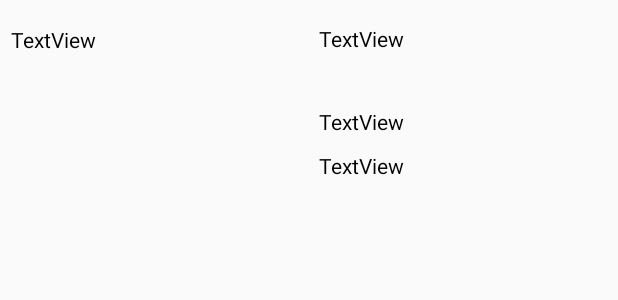
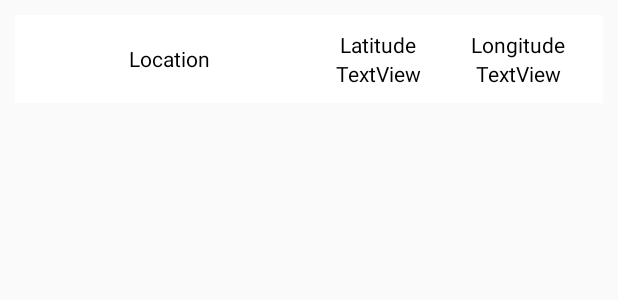
Before and after one commit to Tanvi-Goyal/Solar-Calculator, an Android app: the layout pin_model.xml on its own in the app's theme, with its tools: preview values and no code run, on a phone screen of 412 x 824 dp. Shown: the top 300 px of the screen. Run offline under Robolectric (Android 15) with nearby library versions, the phone set to English and light mode, and no system bars.

```diff
--- a/app/src/main/res/layout/activity_my_pins.xml
+++ b/app/src/main/res/layout/activity_my_pins.xml
@@ -9,6 +9,9 @@
     <android.support.v7.widget.RecyclerView
         android:layout_width="match_parent"
         android:layout_height="match_parent"
-        android:id="@+id/rv"></android.support.v7.widget.RecyclerView>
+        android:layout_margin="10dp"
+        android:id="@+id/rv">
+
+    </android.support.v7.widget.RecyclerView>
 
 </LinearLayout>
--- a/app/src/main/res/layout/pin_model.xml
+++ b/app/src/main/res/layout/pin_model.xml
@@ -1,53 +1,80 @@
 <?xml version="1.0" encoding="utf-8"?>
-<RelativeLayout
+<LinearLayout
     xmlns:android="http://schemas.android.com/apk/res/android"
     android:layout_width="match_parent"
-    android:layout_height="120dp">
+    android:layout_height="wrap_content"
+    android:layout_margin="10dp"
+    android:padding="10dp"
+    android:id="@+id/model"
+    android:background="@color/white"
+    android:weightSum="1">
 
 
     <TextView
-        android:id="@+id/id"
-        android:layout_width="71dp"
-        android:layout_height="53dp"
-        android:layout_alignParentStart="true"
-        android:layout_alignParentTop="true"
-        android:layout_marginStart="0dp"
+        android:id="@+id/location"
+        android:layout_width="0dp"
+        android:layout_weight="0.5"
+        android:layout_height="wrap_content"
         android:gravity="center"
-        android:layout_marginTop="0dp"
-        android:text="TextView"
+        android:text="Location"
+        android:layout_gravity="center"
         android:textColor="@android:color/black" />
 
-    <TextView
-        android:id="@+id/location"
-        android:layout_width="287dp"
-        android:layout_height="51dp"
-        android:gravity="center"
-        android:layout_alignParentStart="true"
-        android:layout_alignParentTop="true"
-        android:layout_marginStart="97dp"
-        android:text="TextView"
-        android:textColor="@android:color/black" />
+    <LinearLayout
+        android:layout_width="0dp"
+        android:layout_weight="0.25"
+        android:weightSum="1"
+        android:layout_height="wrap_content"
+        android:orientation="vertical">
 
-    <TextView
-        android:id="@+id/sunrise"
-        android:layout_width="287dp"
+        <TextView
+            android:id="@+id/latitude_textview"
+            android:layout_width="match_parent"
+            android:layout_weight="0.5"
+            android:layout_height="0dp"
+            android:gravity="center"
+            android:text="Latitude"
+            android:textColor="@android:color/black" />
+
+        <TextView
+            android:id="@+id/latitude"
+            android:layout_width="match_parent"
+            android:layout_weight="0.5"
+            android:layout_height="0dp"
+            android:gravity="center"
+            android:text="TextView"
+            android:textColor="@android:color/black" />
+
+    </LinearLayout>
+
+
+    <LinearLayout
+        android:layout_width="0dp"
+        android:layout_weight="0.25"
+        android:weightSum="1"
         android:layout_height="wrap_content"
-        android:layout_alignStart="@+id/location"
-        android:gravity="center"
-        android:layout_alignParentBottom="true"
-        android:layout_marginStart="0dp"
-        android:layout_marginBottom="29dp"
-        android:text="TextView"
-        android:textColor="@android:color/black" />
+        android:orientation="vertical">
 
-    <TextView
-        android:id="@+id/sunset"
-        android:layout_width="287dp"
-        android:gravity="center"
-        android:layout_height="wrap_content"
-        android:layout_alignStart="@+id/location"
-        android:layout_alignParentBottom="true"
-        android:text="TextView"
-        android:textColor="@android:color/black" />
+        <TextView
+            android:id="@+id/longitude_textview"
+            android:layout_width="match_parent"
+            android:layout_weight="0.5"
+            android:layout_height="0dp"
+            android:gravity="center"
+            android:text="Longitude"
+            android:textColor="@android:color/black" />
 
-</RelativeLayout>
+        <TextView
+            android:id="@+id/longitude"
+            android:layout_width="match_parent"
+            android:layout_weight="0.5"
+            android:layout_height="0dp"
+            android:gravity="center"
+            android:text="TextView"
+            android:textColor="@android:color/black" />
+
+    </LinearLayout>
+
+
+
+</LinearLayout>
```
Also changed, not shown: app/src/main/java/com/tanvi/phasetime/MapActivity.java (+24 -5 lines), app/src/main/java/com/tanvi/phasetime/MyPins/PinsAdapter.java (+27 -8 lines).
